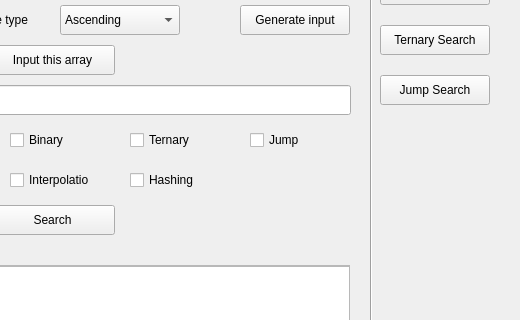
First picture: the form in mainWindow.ui, repository trietp1253201581/SearchAppQt, before the edit; both pictures show x 260 to 780 and y 115 to 435 of the 780 by 600 pixel window.
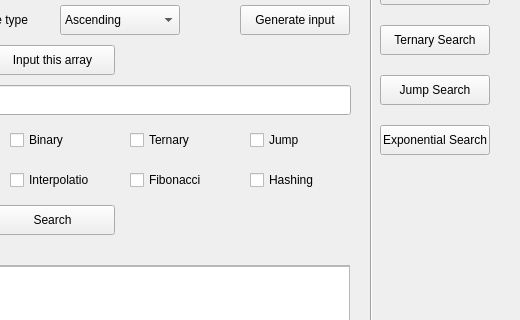
Second picture: the form after the edit.

Commit message: update Fibonacci Search && Visualizer

The edit to the form file:
```diff
--- a/mainWindow.ui
+++ b/mainWindow.ui
@@ -290,7 +290,7 @@
    <widget class="QCheckBox" name="hashingSearchCheck">
     <property name="geometry">
      <rect>
-      <x>390</x>
+      <x>510</x>
       <y>280</y>
       <width>80</width>
       <height>30</height>
@@ -411,6 +411,32 @@
      <string>Jump Search</string>
     </property>
    </widget>
+   <widget class="QCheckBox" name="fibonacciSearchCheck">
+    <property name="geometry">
+     <rect>
+      <x>390</x>
+      <y>280</y>
+      <width>80</width>
+      <height>30</height>
+     </rect>
+    </property>
+    <property name="text">
+     <string>Fibonacci</string>
+    </property>
+   </widget>
+   <widget class="QPushButton" name="viewExponentialSearchBtn">
+    <property name="geometry">
+     <rect>
+      <x>640</x>
+      <y>240</y>
+      <width>110</width>
+      <height>30</height>
+     </rect>
+    </property>
+    <property name="text">
+     <string>Exponential Search</string>
+    </property>
+   </widget>
   </widget>
   <widget class="QMenuBar" name="menubar">
    <property name="geometry">
```
The commit also changes 45 other files.
